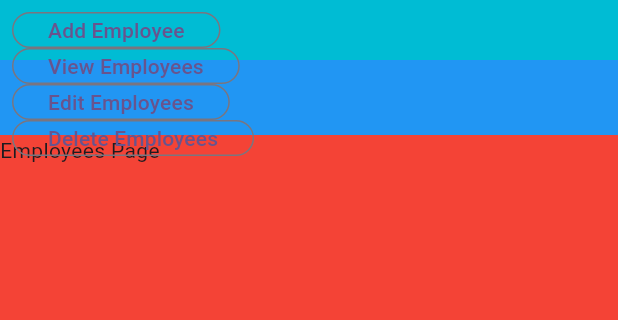
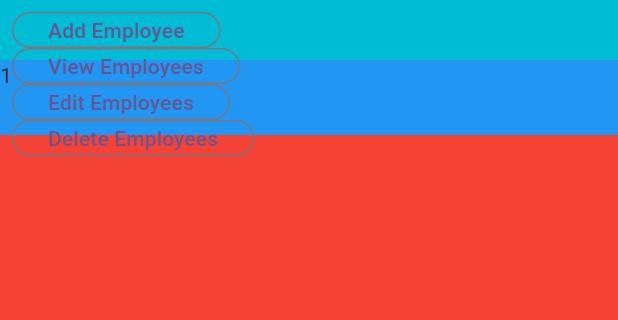
Before and after one commit to AkashSharma786/MedIntiutive, a Flutter app: the ManagementPage screen opened directly, tab 2 chosen, after a tap on "Add Employee", on a phone screen of 412 x 824 dp, the part 84-404 px from its top. Run offline on Flutter 3.47's test engine with Material 3 defaults, Android fonts, the phone set to English and light mode, and no system bars; our stand-ins replace sqflite_common, sqflite_common_ffi; accounts and stored records are empty; project files that could hold a hidden picture were left out.

Commit message:
Management interface partially added

```diff
--- a/lib/main.dart
+++ b/lib/main.dart
@@ -17,13 +17,11 @@ class MyApp extends StatelessWidget {
       theme: ThemeData(
         primaryColor: Colors.deepPurple,
         highlightColor: const Color.fromARGB(255, 119, 3, 252),
-
         colorScheme: ColorScheme.fromSeed(seedColor: Colors.deepPurple),
         useMaterial3: true,
         primarySwatch: Colors.blue,
       ),
       home: HomePage(),
-
     );
   }
 }
--- a/lib/pages/management_page.dart
+++ b/lib/pages/management_page.dart
@@ -22,16 +22,27 @@ class ManagementPage extends StatefulWidget {
 
 class _ManagementState extends State<ManagementPage>
     with SingleTickerProviderStateMixin {
+  final GlobalKey<EmployeesPageState> _employeesPageKey =
+      GlobalKey<EmployeesPageState>();
+  final GlobalKey<ExpensePageState> _expensePageKey =
+      GlobalKey<ExpensePageState>();
+  final GlobalKey<MedicinePageState> _medicinePageKey =
+      GlobalKey<MedicinePageState>();
+  final GlobalKey<OrdersPageState> _ordersPageKey =
+      GlobalKey<OrdersPageState>();
+  final GlobalKey<StockPageState> _stockPageKey = GlobalKey<StockPageState>();
+  final GlobalKey<SupplierPageState> _supplierPageKey =
+      GlobalKey<SupplierPageState>();
+
   late TabController _tabController;
+  int sectionButtonsClicked = 0;
 
   @override
   void initState() {
     super.initState();
     _tabController = TabController(length: 6, vsync: this);
     _tabController.addListener(() {
-      if (_tabController.indexIsChanging) {
-        print("Selected Tab Index: ${_tabController.index}");
-      }
+      if (_tabController.indexIsChanging) {}
       setState(() {});
     });
   }
@@ -42,7 +53,34 @@ class _ManagementState extends State<ManagementPage>
     super.dispose();
   }
 
+  void onButtonClicked(int whichButtonClicked) {
+    switch (_tabController.index) {
+      case 0:
+        _medicinePageKey.currentState!.updateColumn(whichButtonClicked);
 
+        break;
+      case 1:
+        _employeesPageKey.currentState!.updateColumn(whichButtonClicked);
+
+        break;
+      case 2:
+        _supplierPageKey.currentState!.updateColumn(whichButtonClicked);
+        break;
+      case 3:
+        _ordersPageKey.currentState!.updateColumn(whichButtonClicked);
+        break;
+      case 4:
+        _stockPageKey.currentState!.updateColumn(whichButtonClicked);
+        break;
+      case 5:
+        _expensePageKey.currentState!.updateColumn(whichButtonClicked);
+        break;
+    }
+  }
+
+  int getButtonClicked() {
+    return sectionButtonsClicked;
+  }
 
   @override
   Widget build(BuildContext context) {
@@ -65,14 +103,14 @@ class _ManagementState extends State<ManagementPage>
                 ),
                 Container(
                   height: 30,
-                  child:  TabBar(
+                  child: TabBar(
                     indicatorSize: TabBarIndicatorSize.tab,
                     controller: _tabController,
                     indicator: const BoxDecoration(
                       color: Colors.cyan,
                     ),
                     tabs: [
-                       Tab(child: Text("Medicine")),
+                      Tab(child: Text("Medicine")),
                       Tab(
                         child: Text("Employees"),
                       ),
@@ -94,17 +132,22 @@ class _ManagementState extends State<ManagementPage>
                 Builder(builder: (context) {
                   switch (_tabController.index) {
                     case 0:
-                      return MedicineSection();
+                      return MedicineSection(
+                        whichButtonClicked: onButtonClicked,
+                      );
                     case 1:
-                      return EmployeesSection();
+                      return EmployeesSection(
+                          whichButtonClicked: onButtonClicked);
                     case 2:
-                      return SupplierSection();
+                      return SupplierSection(
+                          whichButtonClicked: onButtonClicked);
                     case 3:
-                      return OrdersSection();
+                      return OrdersSection(whichButtonClicked: onButtonClicked);
                     case 4:
-                      return StockSection();
+                      return StockSection(whichButtonClicked: onButtonClicked);
                     case 5:
-                      return ExpenseSection();
+                      return ExpenseSection(
+                          whichButtonClicked: onButtonClicked);
                     default:
                       return Text("Medicine");
                   }
@@ -114,12 +157,18 @@ class _ManagementState extends State<ManagementPage>
           ),
         ),
         body: TabBarView(controller: _tabController, children: [
-          MedicinePage(),
-          EmployeesPage(),
-          SupplierPage(),
-          OrdersPage(),
-          StockPage(),
-          ExpensePage(),
+          MedicinePage(
+            key: _medicinePageKey,
+          ),
+          EmployeesPage(key: _employeesPageKey),
+          SupplierPage(
+            key: _supplierPageKey,
+          ),
+          OrdersPage(
+            key: _ordersPageKey,
+          ),
+          StockPage(key: _stockPageKey),
+          ExpensePage(key: _expensePageKey),
         ]),
       ),
     );
--- a/lib/pages/profile_page.dart
+++ b/lib/pages/profile_page.dart
@@ -60,11 +60,9 @@ class _ProfileState extends State<Profile> {
                 ),
                 borderRadius: BorderRadius.circular(18.0),
               ),
-              child :const Center(
+              child: const Center(
                 child: Text(" Your Profile",
-
                     style: TextStyle(
-
                       color: Colors.white,
                       fontSize: 30,
                     )),
@@ -142,9 +140,7 @@ class _ProfileState extends State<Profile> {
                                 onTap: () {},
                               ),
                             ),
-
                             const SizedBox(height: 10),
-
                           ],
                         )),
                     const SizedBox(width: 10),
--- a/lib/pages/store_management/employees_page.dart
+++ b/lib/pages/store_management/employees_page.dart
@@ -1,42 +1,40 @@
+import 'package:flutter/foundation.dart';
 import 'package:flutter/material.dart';
 
 class EmployeesPage extends StatefulWidget {
-
-  const EmployeesPage({super.key});
+  EmployeesPage({super.key});
 
   @override
-  State<EmployeesPage> createState() => _EmployeesPageState();
-
+  State<EmployeesPage> createState() => EmployeesPageState();
 }
 
-class _EmployeesPageState extends State<EmployeesPage> {
+class EmployeesPageState extends State<EmployeesPage> {
+  int currentClickedButton = 0;
+  void updateColumn(int num) {
+    setState(() {
+      currentClickedButton = num;
+    });
+  }
+
   @override
   Widget build(BuildContext context) {
     Size screenSize = MediaQuery.of(context).size;
     return Column(
-
       children: [
-
         Container(
           width: screenSize.width,
           height: 50,
           color: Colors.blue,
+          child: Text(
+            "$currentClickedButton",
+          ),
         ),
-
         Container(
           width: screenSize.width,
-          height: screenSize.height-146,
+          height: screenSize.height - 146,
           color: Colors.red,
-          child: Text("Employees Page",),
         )
-
-
       ],
-
-
     );
-
-
-
   }
 }
--- a/lib/pages/store_management/sections/employees_section.dart
+++ b/lib/pages/store_management/sections/employees_section.dart
@@ -1,8 +1,9 @@
 import 'package:flutter/material.dart';
 
 class EmployeesSection extends StatefulWidget {
+  ValueSetter<int> whichButtonClicked;
 
-  const EmployeesSection({super.key});
+  EmployeesSection({super.key, required this.whichButtonClicked});
 
   @override
   State<EmployeesSection> createState() => _EmployeesSectionState();
@@ -19,17 +20,28 @@ class _EmployeesSectionState extends State<EmployeesSection> {
       child: ButtonBar(
         alignment: MainAxisAlignment.spaceEvenly,
         children: [
-          OutlinedButton(onPressed: (){}, child: Text('Add Employee')),
-          OutlinedButton(onPressed: (){}, child: Text('View Employees')),
-          OutlinedButton(onPressed: (){}, child: Text('Edit Employees')),
-          OutlinedButton(onPressed: (){}, child: Text('Delete Employees')),
-
-
-
-
+          OutlinedButton(
+              onPressed: () {
+                widget.whichButtonClicked(1);
+              },
+              child: Text('Add Employee')),
+          OutlinedButton(
+              onPressed: () {
+                widget.whichButtonClicked(2);
+              },
+              child: Text('View Employees')),
+          OutlinedButton(
+              onPressed: () {
+                widget.whichButtonClicked(3);
+              },
+              child: Text('Edit Employees')),
+          OutlinedButton(
+              onPressed: () {
+                widget.whichButtonClicked(4);
+              },
+              child: Text('Delete Employees')),
         ],
       ),
-
-    ) ;
+    );
   }
 }
--- a/lib/pages/store_management/sections/medicine_section.dart
+++ b/lib/pages/store_management/sections/medicine_section.dart
@@ -1,8 +1,9 @@
 import 'package:flutter/material.dart';
 
 class MedicineSection extends StatefulWidget {
+  ValueSetter<int> whichButtonClicked;
 
-  const MedicineSection({super.key});
+  MedicineSection({super.key, required this.whichButtonClicked});
 
   @override
   State<MedicineSection> createState() => _MedicineSectionState();
@@ -19,17 +20,28 @@ class _MedicineSectionState extends State<MedicineSection> {
       child: ButtonBar(
         alignment: MainAxisAlignment.spaceEvenly,
         children: [
-          OutlinedButton(onPressed: (){}, child: Text('Search')),
-          OutlinedButton(onPressed: (){}, child: Text('Add')),
-          OutlinedButton(onPressed: (){}, child: Text('Delete')),
-          OutlinedButton(onPressed: (){}, child: Text('View')),
-
-
-
-
+          OutlinedButton(
+              onPressed: () {
+                widget.whichButtonClicked(1);
+              },
+              child: Text('Search')),
+          OutlinedButton(
+              onPressed: () {
+                widget.whichButtonClicked(2);
+              },
+              child: Text('Add')),
+          OutlinedButton(
+              onPressed: () {
+                widget.whichButtonClicked(3);
+              },
+              child: Text('Delete')),
+          OutlinedButton(
+              onPressed: () {
+                widget.whichButtonClicked(4);
+              },
+              child: Text('View')),
         ],
       ),
-
-    ) ;
+    );
   }
 }
```
Also changed, not shown: lib/database_service.dart (+36 -22 lines), lib/pages/home_page.dart (+2 -26 lines), lib/pages/login_page.dart (+34 -67 lines), lib/pages/store_management/expense_page.dart (+16 -16 lines), lib/pages/store_management/medicine_page.dart (+18 -16 lines), lib/pages/store_management/orders_page.dart (+13 -2 lines), lib/pages/store_management/sections/expense_section.dart (+23 -11 lines), lib/pages/store_management/sections/orders_section.dart (+18 -11 lines), lib/pages/store_management/sections/stock_section.dart (+23 -11 lines), lib/pages/store_management/sections/supplier_section.dart (+23 -11 lines), lib/pages/store_management/stock_page.dart (+16 -16 lines), lib/pages/store_management/supplier_page.dart (+16 -16 lines).
